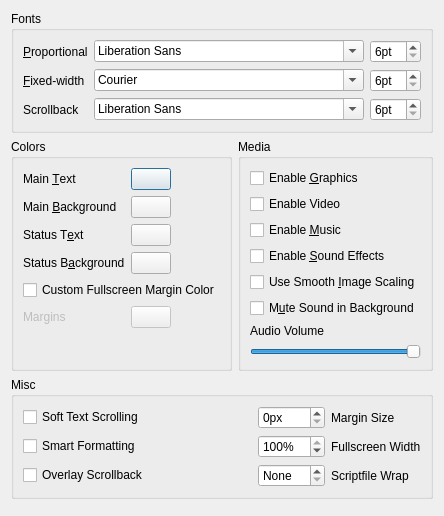
Above: src/confdialog.ui from realnc/hugor before the change. Below: the same form after it.
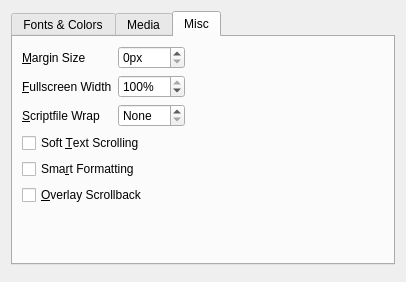
That is the form after the change. The open tabs and pages were chosen to show the change. Custom widgets are drawn as their Qt base class.

Commit message: Add tabs to the config dialog

```diff
--- a/src/confdialog.ui
+++ b/src/confdialog.ui
@@ -4,14 +4,15 @@
  <widget class="QDialog" name="ConfDialog">
   <layout class="QVBoxLayout" name="verticalLayout_2">
    <item>
-    <widget class="QGroupBox" name="groupBox">
-     <property name="title">
-      <string>Fonts</string>
+    <widget class="QTabWidget" name="tabWidget">
+     <property name="currentIndex">
+      <number>0</number>
      </property>
-     <layout class="QFormLayout" name="formLayout_4">
-      <property name="fieldGrowthPolicy">
-       <enum>QFormLayout::ExpandingFieldsGrow</enum>
-      </property>
+     <widget class="QWidget" name="fontsTab">
+      <attribute name="title">
+       <string>Fonts &amp;&amp; Colors</string>
+      </attribute>
+      <layout class="QFormLayout" name="formLayout_2">
       <item row="0" column="0">
        <widget class="QLabel" name="label">
         <property name="text">
@@ -36,6 +37,12 @@
         </item>
         <item>
          <widget class="QSpinBox" name="mainFontSizeSpinBox">
+           <property name="sizePolicy">
+            <sizepolicy hsizetype="Maximum" vsizetype="Fixed">
+             <horstretch>0</horstretch>
+             <verstretch>0</verstretch>
+            </sizepolicy>
+           </property>
           <property name="suffix">
            <string notr="true">pt</string>
           </property>
@@ -52,7 +59,7 @@
       <item row="1" column="0">
        <widget class="QLabel" name="label_2">
         <property name="text">
-         <string>&amp;Fixed-width</string>
+          <string>Fi&amp;xed-width</string>
         </property>
         <property name="buddy">
          <cstring>fixedFontBox</cstring>
@@ -76,33 +83,12 @@
         </item>
         <item>
          <widget class="QSpinBox" name="fixedFontSizeSpinBox">
-          <property name="suffix">
-           <string notr="true">pt</string>
-          </property>
-          <property name="minimum">
-           <number>6</number>
-          </property>
-          <property name="maximum">
-           <number>72</number>
-          </property>
-         </widget>
-        </item>
-       </layout>
-      </item>
-      <item row="2" column="1">
-       <layout class="QHBoxLayout" name="horizontalLayout_8">
-        <item>
-         <widget class="QFontComboBox" name="scrollbackFontBox">
           <property name="sizePolicy">
-           <sizepolicy hsizetype="Expanding" vsizetype="Fixed">
+            <sizepolicy hsizetype="Maximum" vsizetype="Fixed">
             <horstretch>0</horstretch>
             <verstretch>0</verstretch>
            </sizepolicy>
           </property>
-         </widget>
-        </item>
-        <item>
-         <widget class="QSpinBox" name="scrollbackFontSizeSpinBox">
           <property name="suffix">
            <string notr="true">pt</string>
           </property>
@@ -119,27 +105,54 @@
       <item row="2" column="0">
        <widget class="QLabel" name="label_4">
         <property name="text">
-         <string>Scrollback</string>
+          <string>&amp;Scrollback</string>
         </property>
         <property name="buddy">
          <cstring>scrollbackFontBox</cstring>
         </property>
        </widget>
       </item>
-     </layout>
-    </widget>
-   </item>
-   <item>
+       <item row="2" column="1">
     <layout class="QHBoxLayout" name="horizontalLayout_3">
      <item>
-      <widget class="QGroupBox" name="groupBox_2">
+          <widget class="QFontComboBox" name="scrollbackFontBox">
+           <property name="sizePolicy">
+            <sizepolicy hsizetype="Expanding" vsizetype="Fixed">
+             <horstretch>0</horstretch>
+             <verstretch>0</verstretch>
+            </sizepolicy>
+           </property>
+          </widget>
+         </item>
+         <item>
+          <widget class="QSpinBox" name="scrollbackFontSizeSpinBox">
+           <property name="sizePolicy">
+            <sizepolicy hsizetype="Maximum" vsizetype="Fixed">
+             <horstretch>0</horstretch>
+             <verstretch>0</verstretch>
+            </sizepolicy>
+           </property>
+           <property name="suffix">
+            <string notr="true">pt</string>
+           </property>
+           <property name="minimum">
+            <number>6</number>
+           </property>
+           <property name="maximum">
+            <number>72</number>
+           </property>
+          </widget>
+         </item>
+        </layout>
+       </item>
+       <item row="3" column="0" colspan="2">
+        <widget class="QGroupBox" name="groupBox">
        <property name="title">
         <string>Colors</string>
        </property>
+         <layout class="QHBoxLayout" name="horizontalLayout_4">
+          <item>
        <layout class="QFormLayout" name="formLayout">
-        <property name="fieldGrowthPolicy">
-         <enum>QFormLayout::ExpandingFieldsGrow</enum>
-        </property>
         <item row="0" column="0">
          <widget class="QLabel" name="label_6">
           <property name="text">
@@ -151,14 +164,7 @@
          </widget>
         </item>
         <item row="0" column="1">
-         <widget class="KColorButton" name="mainTextColorButton">
-          <property name="sizePolicy">
-           <sizepolicy hsizetype="Fixed" vsizetype="Fixed">
-            <horstretch>0</horstretch>
-            <verstretch>0</verstretch>
-           </sizepolicy>
-          </property>
-         </widget>
+             <widget class="KColorButton" name="mainTextColorButton"/>
         </item>
         <item row="1" column="0">
          <widget class="QLabel" name="label_9">
@@ -171,16 +177,36 @@
          </widget>
         </item>
         <item row="1" column="1">
-         <widget class="KColorButton" name="mainBgColorButton">
+             <widget class="KColorButton" name="mainBgColorButton"/>
+            </item>
+            <item row="2" column="0">
+             <widget class="QCheckBox" name="customFsMarginColorCheckBox">
           <property name="sizePolicy">
            <sizepolicy hsizetype="Fixed" vsizetype="Fixed">
             <horstretch>0</horstretch>
             <verstretch>0</verstretch>
            </sizepolicy>
           </property>
-         </widget>
-        </item>
-        <item row="2" column="0">
+              <property name="toolTip">
+               <string>&lt;p&gt;Disables automatic margin color detection when in fullscreen mode.&lt;/p&gt;</string>
+              </property>
+              <property name="text">
+               <string>Fu&amp;llscreen Margins</string>
+              </property>
+             </widget>
+            </item>
+            <item row="2" column="1">
+             <widget class="KColorButton" name="fsMarginColorButton">
+              <property name="enabled">
+               <bool>false</bool>
+              </property>
+             </widget>
+            </item>
+           </layout>
+          </item>
+          <item>
+           <layout class="QFormLayout" name="formLayout_4">
+            <item row="0" column="0">
          <widget class="QLabel" name="label_10">
           <property name="text">
            <string>Status T&amp;ext</string>
@@ -190,17 +216,10 @@
           </property>
          </widget>
         </item>
-        <item row="2" column="1">
-         <widget class="KColorButton" name="bannerTextColorButton">
-          <property name="sizePolicy">
-           <sizepolicy hsizetype="Fixed" vsizetype="Fixed">
-            <horstretch>0</horstretch>
-            <verstretch>0</verstretch>
-           </sizepolicy>
-          </property>
-         </widget>
-        </item>
-        <item row="3" column="0">
+            <item row="0" column="1">
+             <widget class="KColorButton" name="bannerTextColorButton"/>
+            </item>
+            <item row="1" column="0">
          <widget class="QLabel" name="label_11">
           <property name="text">
            <string>Status B&amp;ackground</string>
@@ -210,121 +229,83 @@
           </property>
          </widget>
         </item>
-        <item row="3" column="1">
-         <widget class="KColorButton" name="bannerBgColorButton">
-          <property name="sizePolicy">
-           <sizepolicy hsizetype="Fixed" vsizetype="Fixed">
-            <horstretch>0</horstretch>
-            <verstretch>0</verstretch>
-           </sizepolicy>
-          </property>
-         </widget>
-        </item>
-        <item row="5" column="0">
-         <widget class="QLabel" name="fsMarginColorLabel">
-          <property name="enabled">
-           <bool>false</bool>
-          </property>
-          <property name="text">
-           <string>Margins</string>
-          </property>
-          <property name="buddy">
-           <cstring>fsMarginColorButton</cstring>
-          </property>
-         </widget>
-        </item>
-        <item row="5" column="1">
-         <widget class="KColorButton" name="fsMarginColorButton">
-          <property name="enabled">
-           <bool>false</bool>
-          </property>
-          <property name="sizePolicy">
-           <sizepolicy hsizetype="Fixed" vsizetype="Fixed">
-            <horstretch>0</horstretch>
-            <verstretch>0</verstretch>
-           </sizepolicy>
-          </property>
-         </widget>
-        </item>
-        <item row="4" column="0" colspan="2">
-         <widget class="QCheckBox" name="customFsMarginColorCheckBox">
-          <property name="toolTip">
-           <string>&lt;p&gt;Disables automatic margin color detection when in fullscreen mode.&lt;/p&gt;</string>
-          </property>
-          <property name="text">
-           <string>Custom Fullscreen Margin Color</string>
-          </property>
-         </widget>
-        </item>
-       </layout>
-      </widget>
-     </item>
-     <item>
-      <widget class="QGroupBox" name="groupBox_4">
-       <property name="title">
+            <item row="1" column="1">
+             <widget class="KColorButton" name="bannerBgColorButton"/>
+            </item>
+           </layout>
+          </item>
+         </layout>
+        </widget>
+       </item>
+      </layout>
+     </widget>
+     <widget class="QWidget" name="mediaTab">
+      <attribute name="title">
         <string>Media</string>
-       </property>
-       <layout class="QVBoxLayout" name="verticalLayout">
-        <item>
-         <widget class="QCheckBox" name="allowGraphicsCheckBox">
-          <property name="text">
-           <string>Enable &amp;Graphics</string>
-          </property>
-         </widget>
-        </item>
-        <item>
-         <widget class="QCheckBox" name="allowVideoCheckBox">
-          <property name="text">
-           <string>Enable Video</string>
-          </property>
-         </widget>
-        </item>
-        <item>
+      </attribute>
+      <layout class="QGridLayout" name="gridLayout">
+       <item row="0" column="0">
+        <layout class="QFormLayout" name="formLayout_6">
+         <item row="0" column="0" colspan="2">
          <widget class="QCheckBox" name="allowMusicCheckBox">
+           <property name="sizePolicy">
+            <sizepolicy hsizetype="Fixed" vsizetype="Fixed">
+             <horstretch>0</horstretch>
+             <verstretch>0</verstretch>
+            </sizepolicy>
+           </property>
           <property name="text">
            <string>Enable &amp;Music</string>
           </property>
          </widget>
         </item>
-        <item>
-         <widget class="QCheckBox" name="allowSoundEffectsCheckBox">
-          <property name="text">
-           <string>Enable &amp;Sound Effects</string>
-          </property>
-         </widget>
-        </item>
-        <item>
-         <widget class="QCheckBox" name="smoothScalingCheckBox">
-          <property name="toolTip">
-           <string>&lt;p&gt;Applies a bilinear filter when scaling images in order to avoid scaling artifacts (pixelization and distortion.)&lt;/p&gt;</string>
-          </property>
-          <property name="text">
-           <string>Use Smooth &amp;Image Scaling</string>
-          </property>
-         </widget>
-        </item>
-        <item>
+         <item row="2" column="0" colspan="2">
          <widget class="QCheckBox" name="muteSoundCheckBox">
+           <property name="sizePolicy">
+            <sizepolicy hsizetype="Fixed" vsizetype="Fixed">
+             <horstretch>0</horstretch>
+             <verstretch>0</verstretch>
+            </sizepolicy>
+           </property>
           <property name="toolTip">
            <string>&lt;p&gt;Mutes all sound when the application window loses focus.&lt;/p&gt;</string>
           </property>
           <property name="text">
-           <string>M&amp;ute Sound in Background</string>
+            <string>Mute Sound in &amp;Background</string>
           </property>
          </widget>
         </item>
-        <item>
+         <item row="1" column="0" colspan="2">
+          <widget class="QCheckBox" name="allowSoundEffectsCheckBox">
+           <property name="sizePolicy">
+            <sizepolicy hsizetype="Fixed" vsizetype="Fixed">
+             <horstretch>0</horstretch>
+             <verstretch>0</verstretch>
+            </sizepolicy>
+           </property>
+           <property name="text">
+            <string>Enable Sound &amp;Effects</string>
+           </property>
+          </widget>
+         </item>
+         <item row="3" column="0" colspan="2">
          <widget class="QLabel" name="label_5">
           <property name="text">
-           <string>Audio Volume</string>
+            <string>Vo&amp;lume</string>
           </property>
           <property name="buddy">
            <cstring>volumeSlider</cstring>
           </property>
          </widget>
         </item>
-        <item>
+         <item row="4" column="0" colspan="2">
          <widget class="QSlider" name="volumeSlider">
+           <property name="sizePolicy">
+            <sizepolicy hsizetype="Preferred" vsizetype="Fixed">
+             <horstretch>0</horstretch>
+             <verstretch>0</verstretch>
+            </sizepolicy>
+           </property>
           <property name="maximum">
            <number>100</number>
           </property>
@@ -340,28 +321,106 @@
          </widget>
         </item>
        </layout>
-      </widget>
-     </item>
-    </layout>
-   </item>
-   <item>
-    <widget class="QGroupBox" name="miscGroupBox">
-     <property name="title">
+       </item>
+       <item row="0" column="1">
+        <layout class="QFormLayout" name="formLayout_7">
+         <item row="1" column="0" colspan="2">
+          <widget class="QCheckBox" name="allowVideoCheckBox">
+           <property name="sizePolicy">
+            <sizepolicy hsizetype="Fixed" vsizetype="Fixed">
+             <horstretch>0</horstretch>
+             <verstretch>0</verstretch>
+            </sizepolicy>
+           </property>
+           <property name="text">
+            <string>Enable &amp;Video</string>
+           </property>
+          </widget>
+         </item>
+         <item row="2" column="0" colspan="2">
+          <widget class="QCheckBox" name="smoothScalingCheckBox">
+           <property name="sizePolicy">
+            <sizepolicy hsizetype="Fixed" vsizetype="Fixed">
+             <horstretch>0</horstretch>
+             <verstretch>0</verstretch>
+            </sizepolicy>
+           </property>
+           <property name="toolTip">
+            <string>&lt;p&gt;Applies a bilinear filter when scaling images in order to avoid scaling artifacts (pixelization and distortion.)&lt;/p&gt;</string>
+           </property>
+           <property name="text">
+            <string>Use Smooth Image &amp;Scaling</string>
+           </property>
+          </widget>
+         </item>
+         <item row="0" column="0" colspan="2">
+          <widget class="QCheckBox" name="allowGraphicsCheckBox">
+           <property name="sizePolicy">
+            <sizepolicy hsizetype="Fixed" vsizetype="Fixed">
+             <horstretch>0</horstretch>
+             <verstretch>0</verstretch>
+            </sizepolicy>
+           </property>
+           <property name="text">
+            <string>Enable &amp;Graphics</string>
+           </property>
+          </widget>
+         </item>
+        </layout>
+       </item>
+      </layout>
+     </widget>
+     <widget class="QWidget" name="miscTab">
+      <attribute name="title">
       <string>Misc</string>
-     </property>
-     <layout class="QGridLayout" name="gridLayout">
-      <item row="4" column="0">
-       <widget class="QCheckBox" name="overlayScrollbackCheckBox">
-        <property name="toolTip">
-         <string>&lt;p&gt;Make the scrollback window the same size as the game window and position it exactly over it.&lt;/p&gt;</string>
-        </property>
+      </attribute>
+      <layout class="QHBoxLayout" name="horizontalLayout_5">
+       <item>
+        <layout class="QFormLayout" name="formLayout_3">
+         <item row="0" column="0">
+          <widget class="QLabel" name="marginSizeLabel">
+           <property name="text">
+            <string>&amp;Margin Size</string>
+           </property>
+           <property name="buddy">
+            <cstring>marginSizeSpinBox</cstring>
+           </property>
+          </widget>
+         </item>
+         <item row="0" column="1">
+          <widget class="QSpinBox" name="marginSizeSpinBox">
+           <property name="sizePolicy">
+            <sizepolicy hsizetype="MinimumExpanding" vsizetype="Fixed">
+             <horstretch>0</horstretch>
+             <verstretch>0</verstretch>
+            </sizepolicy>
+           </property>
+           <property name="suffix">
+            <string>px</string>
+           </property>
+           <property name="maximum">
+            <number>9999</number>
+           </property>
+          </widget>
+         </item>
+         <item row="1" column="0">
+          <widget class="QLabel" name="label_3">
         <property name="text">
-         <string>Overlay Scrollback</string>
-        </property>
-       </widget>
-      </item>
-      <item row="2" column="2">
+            <string>&amp;Fullscreen Width</string>
+           </property>
+           <property name="buddy">
+            <cstring>fullscreenWidthSpinBox</cstring>
+           </property>
+          </widget>
+         </item>
+         <item row="1" column="1">
        <widget class="QSpinBox" name="fullscreenWidthSpinBox">
+           <property name="sizePolicy">
+            <sizepolicy hsizetype="MinimumExpanding" vsizetype="Fixed">
+             <horstretch>0</horstretch>
+             <verstretch>0</verstretch>
+            </sizepolicy>
+           </property>
         <property name="suffix">
          <string>%</string>
         </property>
@@ -376,8 +435,24 @@
         </property>
        </widget>
       </item>
-      <item row="4" column="2">
+         <item row="2" column="0">
+          <widget class="QLabel" name="scriptWrapLabel">
+           <property name="text">
+            <string>&amp;Scriptfile Wrap</string>
+           </property>
+           <property name="buddy">
+            <cstring>scriptWrapSpinBox</cstring>
+           </property>
+          </widget>
+         </item>
+         <item row="2" column="1">
        <widget class="QSpinBox" name="scriptWrapSpinBox">
+           <property name="sizePolicy">
+            <sizepolicy hsizetype="MinimumExpanding" vsizetype="Fixed">
+             <horstretch>0</horstretch>
+             <verstretch>0</verstretch>
+            </sizepolicy>
+           </property>
         <property name="specialValueText">
          <string>None</string>
         </property>
@@ -392,74 +467,64 @@
         </property>
        </widget>
       </item>
-      <item row="0" column="0">
-       <widget class="QCheckBox" name="softScrollCheckBox">
-        <property name="toolTip">
-         <string>&lt;p&gt;Scrolls-in new text line by line instead of all at once.&lt;/p&gt;</string>
-        </property>
-        <property name="text">
-         <string>Soft Text Scrolling</string>
-        </property>
-       </widget>
-      </item>
-      <item row="2" column="0">
+         <item row="4" column="0" colspan="2">
        <widget class="QCheckBox" name="smartFormattingCheckBox">
+           <property name="sizePolicy">
+            <sizepolicy hsizetype="Fixed" vsizetype="Fixed">
+             <horstretch>0</horstretch>
+             <verstretch>0</verstretch>
+            </sizepolicy>
+           </property>
         <property name="toolTip">
          <string>&lt;p&gt;Converts ASCII quotes and dashes to typographical ones.&lt;/p&gt;</string>
         </property>
         <property name="text">
-         <string>Smart Formatting</string>
+            <string>Sma&amp;rt Formatting</string>
         </property>
        </widget>
       </item>
-      <item row="0" column="2">
-       <widget class="QSpinBox" name="marginSizeSpinBox">
-        <property name="suffix">
-         <string>px</string>
-        </property>
-        <property name="maximum">
-         <number>9999</number>
-        </property>
-       </widget>
-      </item>
-      <item row="2" column="3">
-       <widget class="QLabel" name="label_3">
+         <item row="5" column="0" colspan="2">
+          <widget class="QCheckBox" name="overlayScrollbackCheckBox">
+           <property name="sizePolicy">
+            <sizepolicy hsizetype="Fixed" vsizetype="Fixed">
+             <horstretch>0</horstretch>
+             <verstretch>0</verstretch>
+            </sizepolicy>
+           </property>
+           <property name="toolTip">
+            <string>&lt;p&gt;Make the scrollback window the same size as the game window and position it exactly over it.&lt;/p&gt;</string>
+           </property>
         <property name="text">
-         <string>Fullscreen Width</string>
-        </property>
-        <property name="buddy">
-         <cstring>fullscreenWidthSpinBox</cstring>
-        </property>
-       </widget>
-      </item>
-      <item row="4" column="3">
-       <widget class="QLabel" name="scriptWrapLabel">
-        <property name="text">
-         <string>Scriptfile Wrap</string>
-        </property>
-        <property name="buddy">
-         <cstring>scriptWrapSpinBox</cstring>
-        </property>
-       </widget>
-      </item>
-      <item row="0" column="3">
-       <widget class="QLabel" name="marginSizeLabel">
+            <string>&amp;Overlay Scrollback</string>
+           </property>
+          </widget>
+         </item>
+         <item row="3" column="0" colspan="2">
+          <widget class="QCheckBox" name="softScrollCheckBox">
+           <property name="sizePolicy">
+            <sizepolicy hsizetype="Fixed" vsizetype="Fixed">
+             <horstretch>0</horstretch>
+             <verstretch>0</verstretch>
+            </sizepolicy>
+           </property>
+           <property name="toolTip">
+            <string>&lt;p&gt;Scrolls-in new text line by line instead of all at once.&lt;/p&gt;</string>
+           </property>
         <property name="text">
-         <string>Margin Size</string>
-        </property>
-        <property name="buddy">
-         <cstring>marginSizeSpinBox</cstring>
-        </property>
-       </widget>
-      </item>
-      <item row="0" column="1">
+            <string>Soft &amp;Text Scrolling</string>
+           </property>
+          </widget>
+         </item>
+        </layout>
+       </item>
+       <item>
        <spacer name="horizontalSpacer">
         <property name="orientation">
          <enum>Qt::Horizontal</enum>
         </property>
         <property name="sizeHint" stdset="0">
          <size>
-          <width>40</width>
+           <width>199</width>
           <height>20</height>
          </size>
         </property>
@@ -467,6 +532,7 @@
       </item>
      </layout>
     </widget>
+    </widget>
    </item>
    <item>
     <widget class="QDialogButtonBox" name="buttonBox"/>
```
Left out of the diff: 40 changed lines with no effect on the pictures. Lines whose indentation alone changed are shown as unchanged. The commit also changes 1 other file.
